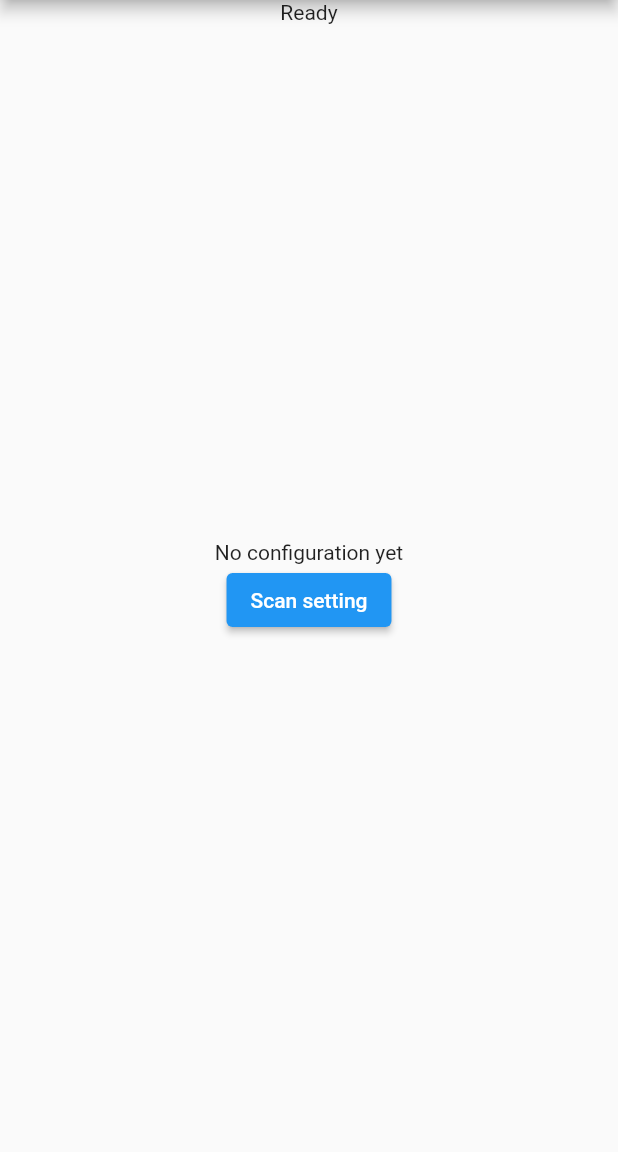
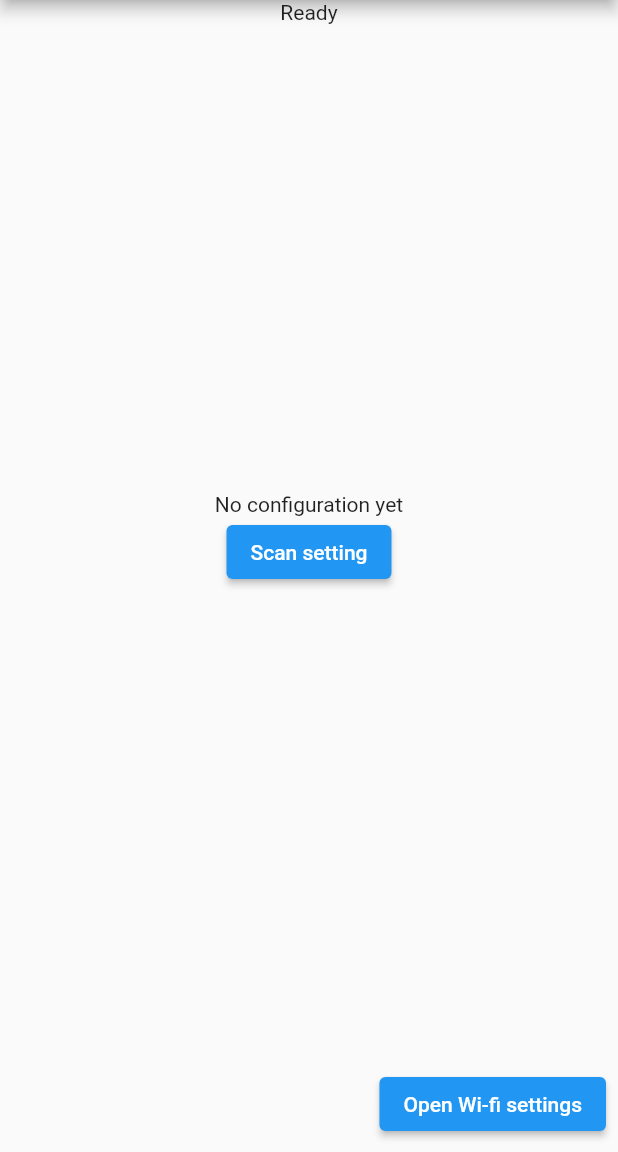
Before and after one commit to mvo5/flutter-opener, a Flutter app: the screen it shows after launch, on a phone screen of 412 x 824 dp, the part 84-1236 px from its top. Run offline on Flutter 3.47's test engine with Material 2 defaults, Android fonts, the phone set to English and light mode, and no system bars; our stand-ins replace device_info_plus, flutter_secure_storage, permission_handler, slider_button; missing offline and left inert: f_logs, open_settings, qrscan, wifi_iot; statements that could not run were skipped.

Commit message:
lib: add wifi settings

```diff
--- a/lib/main.dart
+++ b/lib/main.dart
@@ -14,7 +14,8 @@ import 'package:flutter_secure_storage/flutter_secure_storage.dart';
 import 'package:slider_button/slider_button.dart';
 import 'package:device_info_plus/device_info_plus.dart';
 import 'package:f_logs/f_logs.dart';
-
+import 'package:wifi_iot/wifi_iot.dart';
+import 'package:open_settings/open_settings.dart';
 
 import 'sjm.dart';
 import 'api.dart';
@@ -46,6 +47,7 @@ class OpenerHomePageState extends State<OpenerHomePage> {
     final deviceInfo = DeviceInfoPlugin();
     bool _openerCall = false;
     String _statusText = "";
+    String _wifiStatusText = "";
     String _logsText = "";
     final logCfg = FLog.getDefaultConfigurations()
 	  ..formatType = FormatType.FORMAT_CUSTOM
@@ -83,6 +85,7 @@ class OpenerHomePageState extends State<OpenerHomePage> {
 	this.storage = new FlutterSecureStorage();
 	this.opener = new OpenerApi();
 	readCfg();
+	initWifi();
     }
 
     initLogs() async {
@@ -98,6 +101,21 @@ class OpenerHomePageState extends State<OpenerHomePage> {
 		this.cfg = Map<String, dynamic>();
 	    };
 	    _statusText = "Ready";
+	});
+    }
+
+    initWifi() async {
+	var connected = await WiFiForIoTPlugin.isConnected();
+	var ssid = await WiFiForIoTPlugin.getSSID();
+	// XXX2: subscribe to network change events
+	// XXX: compare cfg["ssid"] to connected wifi and warn if different
+	// but this is async
+	setState(() {
+	    if (connected) {
+		_wifiStatusText = "Connected to ${ssid}";
+	    } else {
+		_wifiStatusText = "NOT connected to wifi";
+	    }
 	});
     }
 
@@ -280,6 +298,23 @@ class OpenerHomePageState extends State<OpenerHomePage> {
 				child: Text(_logsText, textAlign: TextAlign.left,),
 			    ),
 			),
+			Padding(
+			    padding: const EdgeInsets.all(8.0),
+			    child: Row(
+				mainAxisAlignment: MainAxisAlignment.spaceBetween,
+				children: <Widget>[
+				    Text(_wifiStatusText, key: Key("label_wifi")),
+				    ElevatedButton(
+					onPressed: () {
+					    OpenSettings.openWIFISetting();
+					},
+					child: Center(
+					    child: Text('Open Wi-fi settings'),
+					),
+				    ),
+				],
+			    ),
+			)
 		    ],
 		),
 	    ),
--- a/pubspec.yaml
+++ b/pubspec.yaml
@@ -31,6 +31,8 @@ dependencies:
   slider_button: ^2.0.0
   device_info_plus: ^3.1.0
   f_logs: ^2.0.0
+  wifi_iot: ^0.3.16
+  open_settings: ^2.0.2
 
   # The following adds the Cupertino Icons font to your application.
   # Use with the CupertinoIcons class for iOS style icons.
```
Also changed, not shown: 1 other file.
